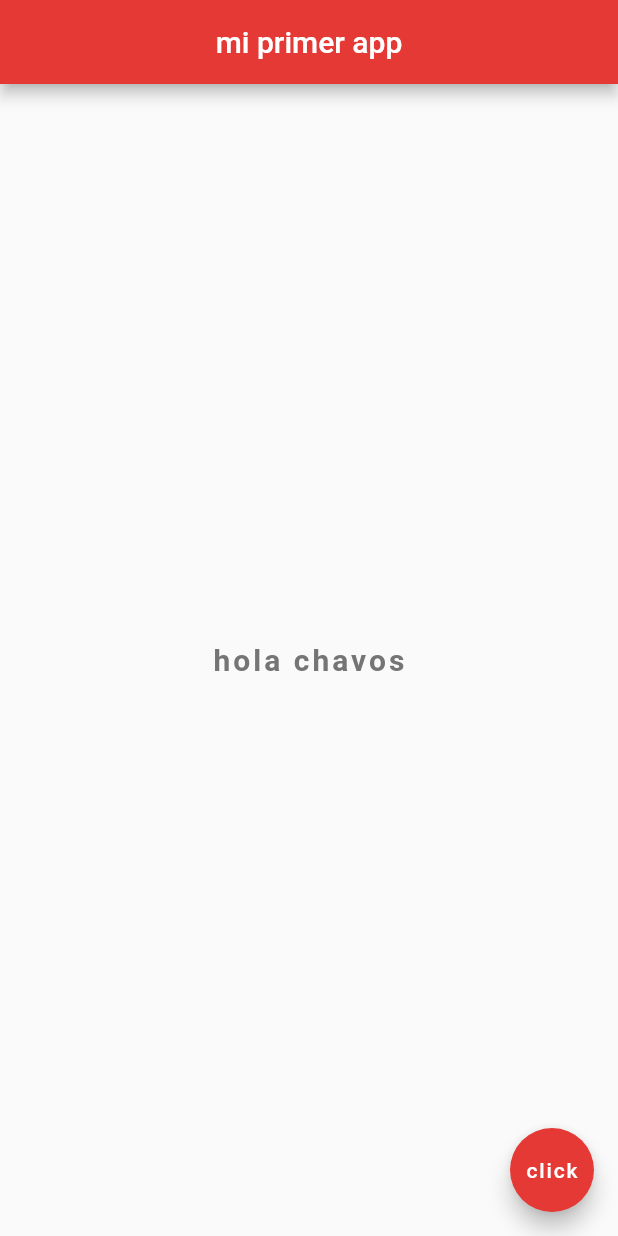
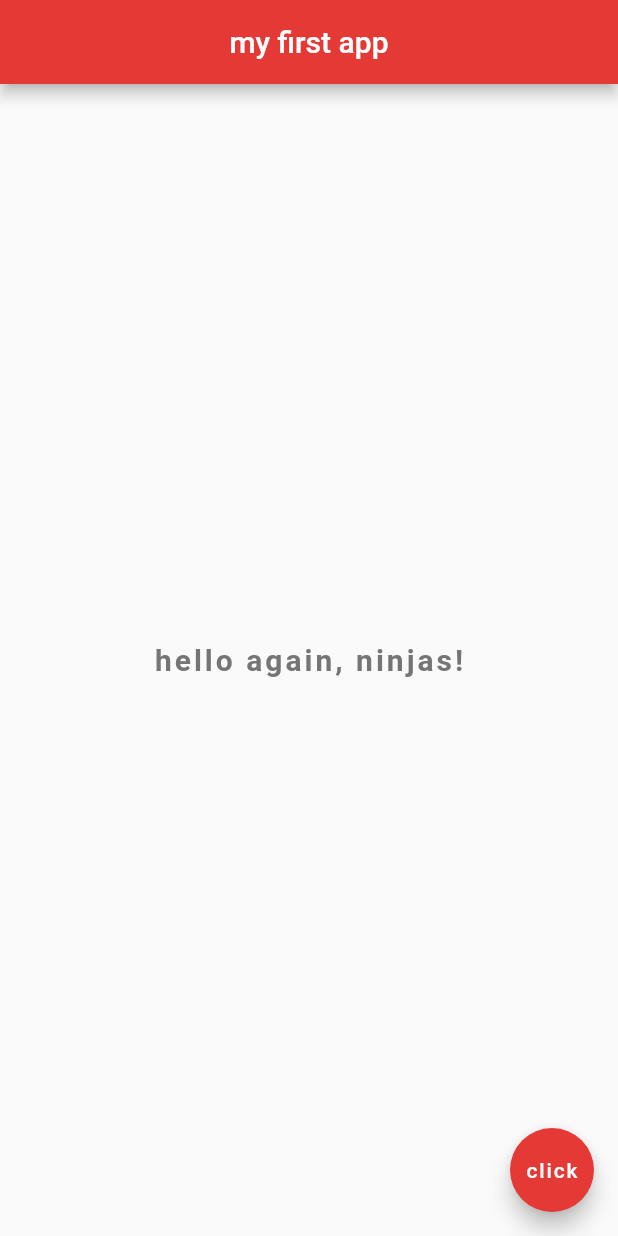
Before and after one commit to JavierGold/learning-flutter, a Flutter app: the screen it shows after launch, after a tap on "click", on a phone screen of 412 x 824 dp. Run offline on Flutter 3.47's test engine with Material 2 defaults, Android fonts, the phone set to English and light mode, and no system bars; Roboto replaces fonts that are missing (IndieFlower).

Commit message:
add Home StatelessWidget

```diff
--- a/flutter_app1/lib/main.dart
+++ b/flutter_app1/lib/main.dart
@@ -1,32 +1,35 @@
 import 'package:flutter/material.dart';
 
-void main() {
-  runApp(MaterialApp(
-    home: Scaffold(
+void main() => runApp(MaterialApp(
+  home: Home(),
+));
+
+class Home extends StatelessWidget {
+  @override
+  Widget build(BuildContext context) {
+    return Scaffold(
       appBar: AppBar(
-        title: Text(
-            'mi primer app'
-        ),
-        centerTitle: true,
-        backgroundColor: Colors.red[600],
+          title: Text('my first app'),
+          centerTitle: true,
+          backgroundColor: Colors.red[600]
       ),
       body: Center(
-        child: Text(''
-            'hola chavos',
+        child: Text(
+          'hello again, ninjas!',
           style: TextStyle(
             fontSize: 20.0,
             fontWeight: FontWeight.bold,
             letterSpacing: 2.0,
             color: Colors.grey[600],
+            fontFamily: 'IndieFlower',
           ),
         ),
       ),
       floatingActionButton: FloatingActionButton(
-        child: Text('click') ,
-          backgroundColor: Colors.red[600] ,
-          onPressed: () {}
+        backgroundColor: Colors.red[600],
+        child: Text('click'),
+        onPressed: (){},
       ),
-    ),
-
-  ));
+    );
+  }
 }
```
